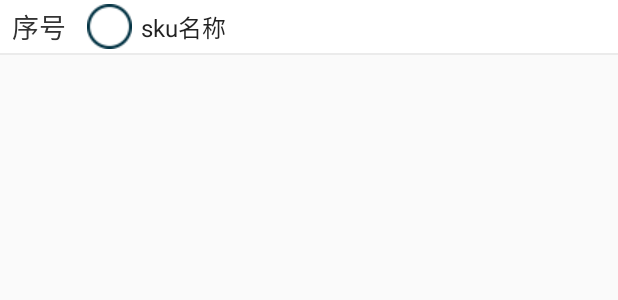
After one commit to zczhezcz/AndroidMvpDase, an Android app: the layout item_lock_sscc.xml on its own in the app's theme, with its tools: preview values and no code run, on a phone screen of 412 x 824 dp. The commit adds this screen. Shown: the top 300 px of the screen. Run offline under Robolectric (Android 15) with nearby library versions, the phone set to English and light mode, and no system bars.

Commit message:
多线recycleView

```diff
--- a/app/src/main/AndroidManifest.xml
+++ b/app/src/main/AndroidManifest.xml
@@ -64,7 +64,7 @@
                   android:screenOrientation="portrait"
                   android:windowSoftInputMode="adjustPan|stateHidden"/>
 
-        <activity android:name=".ui.activity.StockOutMaterialWorkActivity"
+        <activity android:name=".ui.activity.MultipleSelectRecycleView.MultipleSelectRecycleViewActivity"
                   android:screenOrientation="portrait"
                   android:windowSoftInputMode="adjustPan|stateHidden"/>
 
--- a/app/src/main/java/com/megvii/srg/cst/contract/LoginContract.kt
+++ b/app/src/main/java/com/megvii/srg/cst/contract/LoginContract.kt
@@ -1,6 +1,6 @@
 package com.megvii.srg.cst.contract
 
-import com.megvii.srg.cst.login.ResponseLoginEntity
+import com.megvii.srg.cst.entity.ResponseLoginEntity
 
 
 class LoginContract{
--- a/app/src/main/java/com/megvii/srg/cst/login/ResponseLoginEntity.kt
+++ b/app/src/main/java/com/megvii/srg/cst/entity/ResponseLoginEntity.kt
@@ -1,4 +1,4 @@
-package com.megvii.srg.cst.login
+package com.megvii.srg.cst.entity
 
 import com.process.factory.base.BaseResponse
 
--- a/app/src/main/java/com/megvii/srg/cst/presenter/LoginPresenter.kt
+++ b/app/src/main/java/com/megvii/srg/cst/presenter/LoginPresenter.kt
@@ -5,7 +5,7 @@ import com.leinyo.httpclient.retrofit.NetworkStringResponse
 import com.megvii.srg.cst.base.BasePresenter
 import com.megvii.srg.cst.contract.LoginContract
 import com.megvii.srg.cst.core.net.httpConstants.LoginConstants
-import com.megvii.srg.cst.login.ResponseLoginEntity
+import com.megvii.srg.cst.entity.ResponseLoginEntity
 import com.megvii.srg.cst.repository.LoginRepository
 import com.megvii.srg.cst.utils.ToastUtils
 import com.megvii.srg.cst.utils.ViewUtils
--- a/app/src/main/java/com/megvii/srg/cst/ui/activity/LoginActivity.kt
+++ b/app/src/main/java/com/megvii/srg/cst/ui/activity/LoginActivity.kt
@@ -3,7 +3,7 @@ package com.megvii.srg.cst.ui.activity
 import android.content.Intent
 import com.megvii.srg.cst.R
 import com.megvii.srg.cst.contract.LoginContract
-import com.megvii.srg.cst.login.ResponseLoginEntity
+import com.megvii.srg.cst.entity.ResponseLoginEntity
 import com.megvii.srg.cst.presenter.LoginPresenter
 import com.megvii.srg.cst.service.AlertService
 import com.megvii.srg.cst.utils.ToastUtils
--- a/app/src/main/java/com/megvii/srg/cst/ui/menu/MenuStockOutActivity.kt
+++ b/app/src/main/java/com/megvii/srg/cst/ui/menu/MenuStockOutActivity.kt
@@ -3,7 +3,7 @@ package com.megvii.srg.cst.ui.menu
 import com.leinyo.android.appbar.AppBar
 import com.megvii.srg.cst.R
 import com.megvii.srg.cst.ui.menu.baseMenu.MenuItem
-import com.megvii.srg.cst.ui.activity.StockOutMaterialWorkActivity
+import com.megvii.srg.cst.ui.activity.MultipleSelectRecycleView.MultipleSelectRecycleViewActivity
 import com.megvii.srg.cst.ui.menu.baseMenu.BaseMenuActivity
 
 
@@ -17,7 +17,7 @@ class MenuStockOutActivity: BaseMenuActivity(){
     override fun registerMenu() {
         var item = MenuItem(
             R.drawable.ic_stock_out_material,getString(R.string.menu_stock_out_material),
-                "2.1", StockOutMaterialWorkActivity::class.java)
+                "2.1", MultipleSelectRecycleViewActivity::class.java)
         mMenuList!!.add(item)
     }
 
--- /dev/null
+++ b/app/src/main/res/drawable/selector_radio_button_img.xml
@@ -0,0 +1,7 @@
+<?xml version="1.0" encoding="utf-8"?>
+<selector xmlns:android="http://schemas.android.com/apk/res/android">
+    <item android:state_checked="true"
+        android:drawable="@drawable/ic_ok_y" />
+    <item android:state_checked="false"
+        android:drawable="@drawable/ic_on_y" />
+</selector>
--- /dev/null
+++ b/app/src/main/res/layout/item_lock_sscc.xml
@@ -0,0 +1,38 @@
+<?xml version="1.0" encoding="utf-8"?>
+<LinearLayout xmlns:android="http://schemas.android.com/apk/res/android"
+              android:id="@+id/ll_task"
+              android:orientation="vertical"
+              android:layout_width="match_parent"
+              android:layout_height="wrap_content">
+    <LinearLayout
+            android:layout_width="match_parent"
+            android:layout_height="wrap_content"
+            android:orientation="horizontal">
+
+        <TextView
+            android:id="@+id/tv_id_num"
+            android:layout_width="wrap_content"
+            android:layout_height="wrap_content"
+            android:textSize="@dimen/sp_18"
+            android:text="序号"/>
+
+        <CheckedTextView
+            android:id="@+id/ctv_sku_name"
+            android:layout_width="0dp"
+            android:layout_height="match_parent"
+            android:background="@color/background_white"
+            android:checked="false"
+            android:drawableLeft="@drawable/selector_radio_button_img"
+            android:drawablePadding="@dimen/dp_6"
+            android:padding="@dimen/dp_6"
+            android:text="sku名称"
+            android:layout_weight="6"
+            android:textSize="@dimen/sp_16" />
+
+    </LinearLayout>
+
+    <View android:layout_width="match_parent"
+          android:layout_height="@dimen/dp_1"
+          android:background="@color/background_gray"
+    />
+</LinearLayout>
```
Also changed, not shown: app/src/main/java/com/megvii/srg/cst/entity/ResponseLockSscc.kt (added, +30 -0 lines), app/src/main/java/com/megvii/srg/cst/ui/activity/MultipleSelectRecycleView/MultipleSelectAdapter.kt (added, +96 -0 lines), app/src/main/java/com/megvii/srg/cst/ui/activity/MultipleSelectRecycleView/MultipleSelectRecycleViewActivity.kt (added, +42 -0 lines), app/src/main/java/com/megvii/srg/cst/ui/activity/StockOutMaterialWorkActivity.kt (deleted, +0 -19 lines), app/src/main/res/layout/activity_stock_out_material_work.xml (+16 -0 lines), app/src/main/res/drawable/ic_ok_y.png (added), app/src/main/res/drawable/ic_on_y.png (added), 1 other file.
